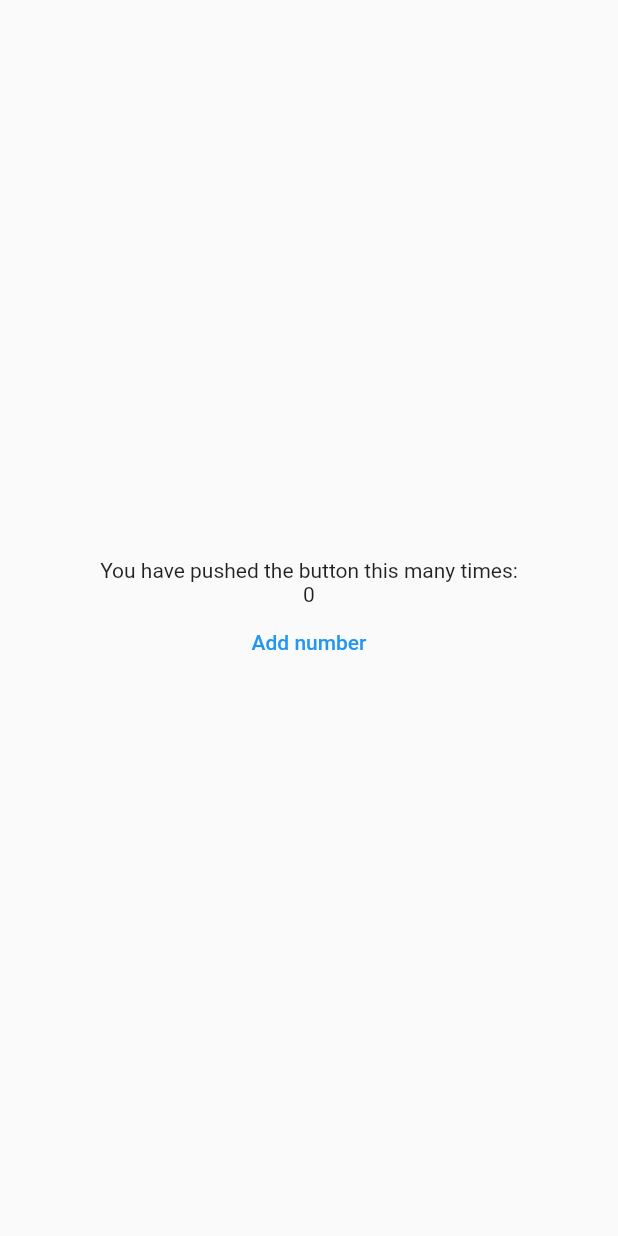
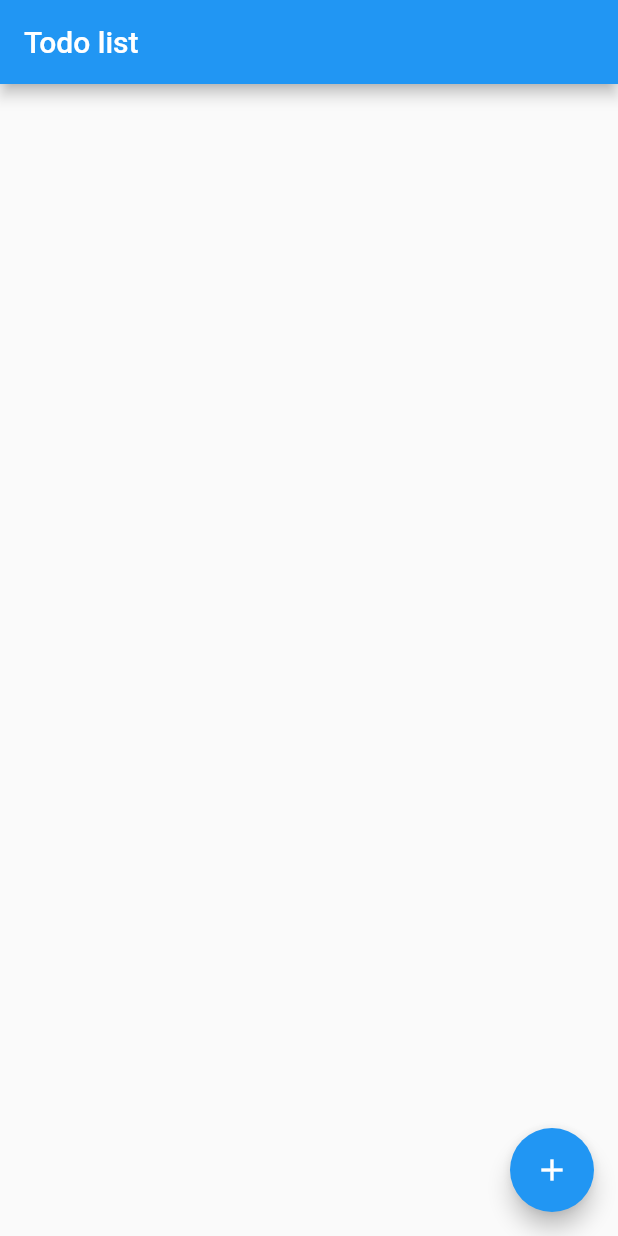
Before and after one commit to rebelchris/flutter, a Flutter app: the screen it shows after launch, on a phone screen of 412 x 824 dp. Run offline on Flutter 3.47's test engine with Material 2 defaults, Android fonts, the phone set to English and light mode, and no system bars.

Commit message:
Changed to be a todo list ✅

```diff
--- a/lib/main.dart
+++ b/lib/main.dart
@@ -1,44 +1,121 @@
 import 'package:flutter/material.dart';
 
-void main() async {
-  runApp(
-    MaterialApp(debugShowCheckedModeBanner: false, home: MyApp()),
-  );
+class Todo {
+  Todo({required this.name, required this.checked});
+  final String name;
+  bool checked;
 }
 
-class MyApp extends StatefulWidget {
-  @override
-  _MyAppState createState() => _MyAppState();
-}
+class TodoItem extends StatelessWidget {
+  TodoItem({
+    required this.todo,
+    required this.onTodoChanged,
+  }) : super(key: ObjectKey(todo));
 
-class _MyAppState extends State<MyApp> {
-  int _counter = 0;
+  final Todo todo;
+  final onTodoChanged;
 
-  void _incrementCounter() {
-    setState(() {
-      _counter++;
-    });
+  TextStyle? _getTextStyle(bool checked) {
+    if (!checked) return null;
+
+    return TextStyle(
+      color: Colors.black54,
+      decoration: TextDecoration.lineThrough,
+    );
   }
 
   @override
   Widget build(BuildContext context) {
-    return Scaffold(
-      body: Center(
-        child: Column(
-            mainAxisAlignment: MainAxisAlignment.center,
-            children: <Widget>[
-              Text(
-                'You have pushed the button this many times:',
-              ),
-              Text(
-                '$_counter',
-              ),
-              TextButton(
-                onPressed: _incrementCounter,
-                child: const Text('Add number'),
-              ),
-            ]),
+    return ListTile(
+      onTap: () {
+        onTodoChanged(todo);
+      },
+      leading: CircleAvatar(
+        child: Text(todo.name[0]),
       ),
+      title: Text(todo.name, style: _getTextStyle(todo.checked)),
     );
   }
 }
+
+class TodoList extends StatefulWidget {
+  @override
+  _TodoListState createState() => new _TodoListState();
+}
+
+class _TodoListState extends State<TodoList> {
+  final TextEditingController _textFieldController = TextEditingController();
+  final List<Todo> _todos = <Todo>[];
+
+  @override
+  Widget build(BuildContext context) {
+    return new Scaffold(
+      appBar: new AppBar(
+        title: new Text('Todo list'),
+      ),
+      body: ListView(
+        padding: EdgeInsets.symmetric(vertical: 8.0),
+        children: _todos.map((Todo todo) {
+          return TodoItem(
+            todo: todo,
+            onTodoChanged: _handleTodoChange,
+          );
+        }).toList(),
+      ),
+      floatingActionButton: FloatingActionButton(
+          onPressed: () => _displayDialog(),
+          tooltip: 'Add Item',
+          child: Icon(Icons.add)),
+    );
+  }
+
+  void _handleTodoChange(Todo todo) {
+    setState(() {
+      todo.checked = !todo.checked;
+    });
+  }
+
+  void _addTodoItem(String name) {
+    setState(() {
+      _todos.add(Todo(name: name, checked: false));
+    });
+    _textFieldController.clear();
+  }
+
+  Future<void> _displayDialog() async {
+    return showDialog<void>(
+      context: context,
+      barrierDismissible: false, // user must tap button!
+      builder: (BuildContext context) {
+        return AlertDialog(
+          title: const Text('Add a new todo item'),
+          content: TextField(
+            controller: _textFieldController,
+            decoration: const InputDecoration(hintText: 'Type your new todo'),
+          ),
+          actions: <Widget>[
+            TextButton(
+              child: const Text('Add'),
+              onPressed: () {
+                Navigator.of(context).pop();
+                _addTodoItem(_textFieldController.text);
+              },
+            ),
+          ],
+        );
+      },
+    );
+  }
+}
+
+class TodoApp extends StatelessWidget {
+  @override
+  Widget build(BuildContext context) {
+    return new MaterialApp(
+      title: 'Todo list',
+      home: new TodoList(),
+    );
+  }
+}
+
+void main() => runApp(new TodoApp());
```
